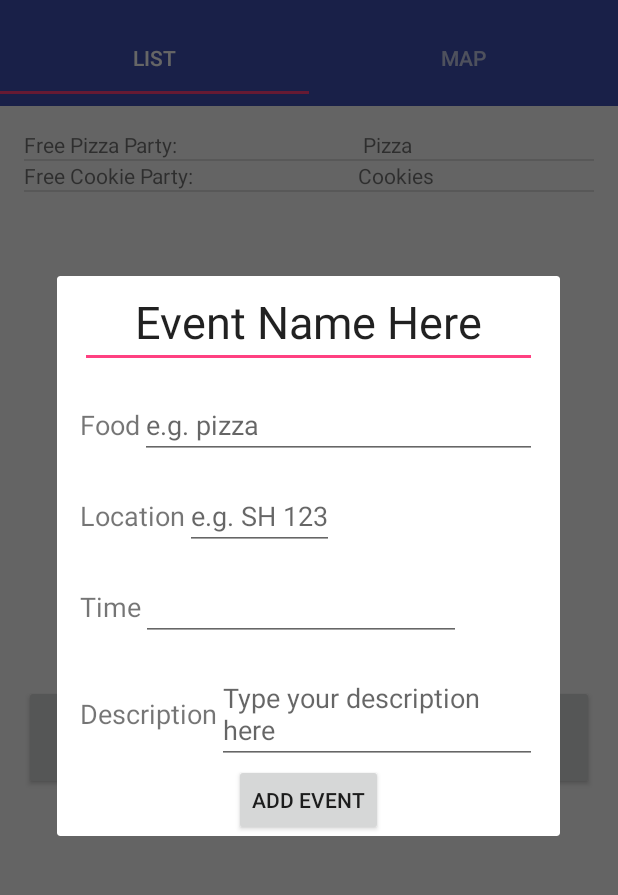
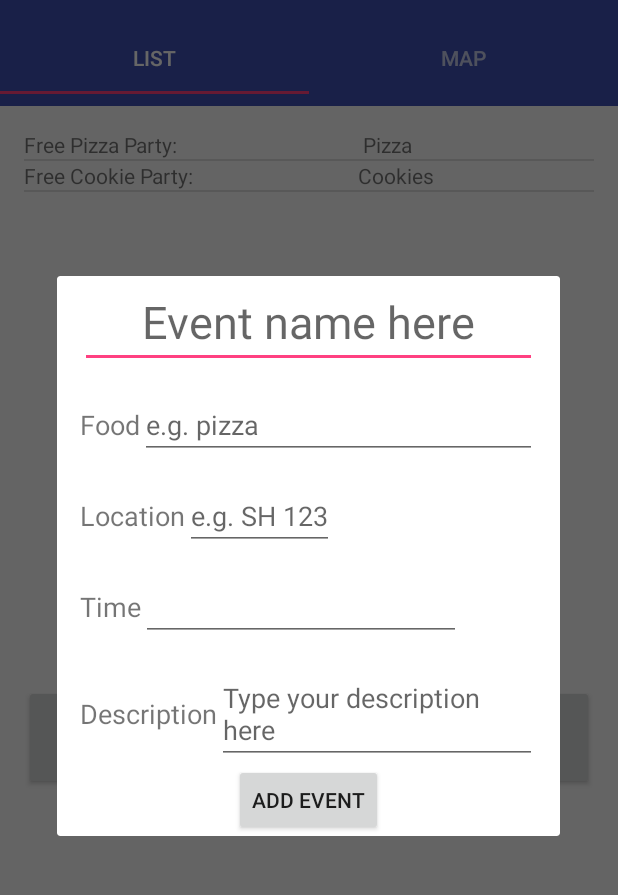
Before and after one commit to bkyras/mobilec17, an Android app: the screen it shows after launch (MainActivity), after a tap on "POST", on a phone screen of 412 x 824 dp, the part 62-957 px from its top. Run offline under Robolectric (Android 15) with nearby library versions, the phone set to English and light mode, and no system bars.

Commit message:
Changes event name to hint

```diff
--- a/FeedMe/app/src/main/res/layout/add_post.xml
+++ b/FeedMe/app/src/main/res/layout/add_post.xml
@@ -22,12 +22,12 @@
             android:layout_height="wrap_content">
 
             <EditText
-                android:text="Event Name Here"
                 android:layout_width="match_parent"
                 android:layout_height="wrap_content"
                 android:id="@+id/event_field"
                 android:gravity="center_horizontal"
-                android:textSize="30sp" />
+                android:textSize="30sp"
+                android:hint="Event name here" />
 
         </LinearLayout>
 
```
